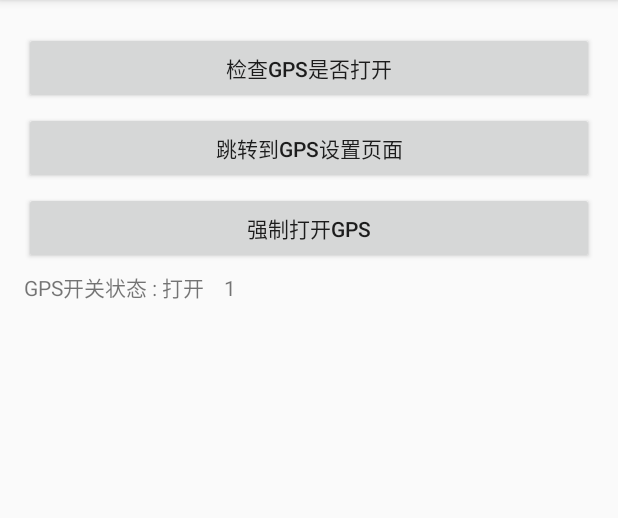
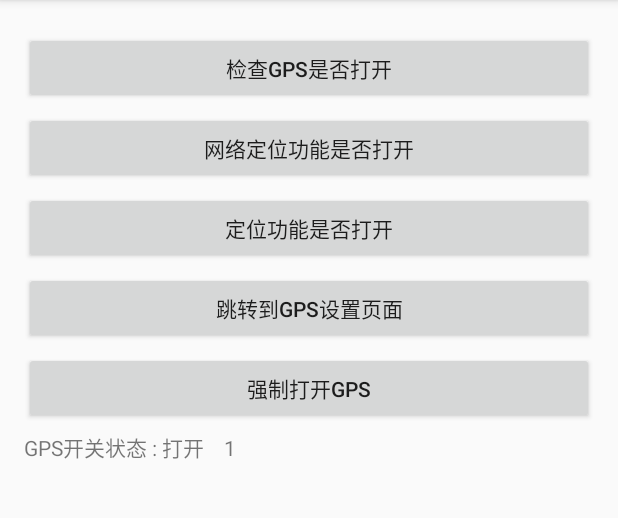
Before and after one commit to yaowen369/Utils, an Android app: the screen it shows after launch (LocationTestActivity), after a tap on "检查GPS是否打开", on a phone screen of 412 x 824 dp, the part 84-602 px from its top. Run offline under Robolectric (Android 15) with nearby library versions, the phone set to English and light mode, and no system bars.

Commit message:
测试javadoc的生成

```diff
--- a/sample/src/main/java/com/yaoxiaowen/android/sample/base/BaseActivity.java
+++ b/sample/src/main/java/com/yaoxiaowen/android/sample/base/BaseActivity.java
@@ -1,6 +1,7 @@
 package com.yaoxiaowen.android.sample.base;
 
 import android.os.Bundle;
+import android.support.annotation.LayoutRes;
 import android.support.v7.app.AppCompatActivity;
 import android.view.View;
 
@@ -16,7 +17,7 @@ public abstract class BaseActivity extends AppCompatActivity implements View.OnC
     }
 
 
-    protected abstract int getLayoutId();
+    protected abstract @LayoutRes  int getLayoutId();
     protected abstract void initData();
     protected abstract void initView();
     protected abstract void initListener();
--- a/sample/src/main/java/com/yaoxiaowen/android/sample/test/LocationTestActivity.java
+++ b/sample/src/main/java/com/yaoxiaowen/android/sample/test/LocationTestActivity.java
@@ -1,13 +1,9 @@
 package com.yaoxiaowen.android.sample.test;
 
 import android.content.Intent;
-import android.support.v7.app.AppCompatActivity;
-import android.os.Bundle;
 import android.view.View;
 
 import com.yaoxiaowen.android.sample.R;
-import com.yaoxiaowen.android.sample.base.BaseActivity;
-import com.yaoxiaowen.android.sample.log.LogUtils;
 import com.yaoxiaowen.utils.Utils_Location;
 
 public class LocationTestActivity extends TestMainActivity {
@@ -19,8 +15,10 @@ public class LocationTestActivity extends TestMainActivity {
     protected void onStart() {
         super.onStart();
         btn1.setText("检查gps是否打开");
-        btn2.setText("跳转到GPS设置页面");
-        btn3.setText("强制打开GPS");
+        btn2.setText("网络定位功能是否打开");
+        btn3.setText("定位功能是否打开");
+        btn4.setText("跳转到GPS设置页面");
+        btn5.setText("强制打开GPS");
     }
 
 
@@ -29,18 +27,23 @@ public class LocationTestActivity extends TestMainActivity {
         operationCount++;
         switch (view.getId()){
             case R.id.testaMainBtn1:
-                String staus = Utils_Location.isGpsOpen(getBaseContext()) ? "打开" : "关闭";
-                tv1.setText("GPS开关状态 : " + staus + "\t" + operationCount);
+                String stausGps = Utils_Location.isGpsEnable(getBaseContext()) ? "打开" : "关闭";
+                tv1.setText("GPS开关状态 : " + stausGps + "\t" + operationCount);
                 break;
             case R.id.testaMainBtn2:
-                Utils_Location.jumpGpsSetting(this, jumpGPSRequestCode);
+                String stausNetWork = Utils_Location.isNetWorkEnable(getBaseContext()) ? "打开" : "关闭";
+                tv1.setText("网络定位状态 : " + stausNetWork + "\t" + operationCount);
                 break;
             case R.id.testaMainBtn3:
+                String stausLocaton = Utils_Location.isLocationEnable(getBaseContext()) ? "打开" : "关闭";
+                tv1.setText("定位功能总体 : " + stausLocaton + "\t" + operationCount);
                 Utils_Location.openGps(getBaseContext());
                 break;
             case R.id.testaMainBtn4:
+                Utils_Location.jumpGpsSetting(this, jumpGPSRequestCode);
                 break;
             case R.id.testaMainBtn5:
+                tv5.setText("设置了强制打开GPS  " + operationCount);
                 break;
         }
     }
--- a/utils/src/main/java/com/yaoxiaowen/utils/Utils_Location.java
+++ b/utils/src/main/java/com/yaoxiaowen/utils/Utils_Location.java
@@ -17,36 +17,68 @@ import java.util.List;
  * YaoWen(43194) create at tongcheng work pc,
  * time:  2017/6/28 19:38  qq:2669932513
  *
- * 关于定位的相关工具类
+ * 关于定位的相关工具类<br/>
+ *
+ * 实现定位的方式有很多,比如卫星定位,（常见的是美国GPS,也有中国北斗,俄罗斯GLONASS,欧洲Galile),
+ * 网络（基站）定位,蓝牙,wifi,ip等都可作为实现手段,具体到手机上来讲,常用的是 GPS定位和网络定位
+ * 所谓AGPS就是通过网络把GPS卫星的星历数据发送到手机上,因为手机接收GPS卫星完整星历较耗时,所以是GPS
+ * 定位的一种辅助手段。
+ *
+ * 而为了实现更好的定位较好,自然是GPS+网络结合起来。
+ *
+ *  为了实现更好的定位,需要以下权限
+ *
+ *  <uses-permission android:name="android.permission.ACCESS_COARSE_LOCATION" />
+ *  <uses-permission android:name="android.permission.ACCESS_FINE_LOCATION" />
+ *  <uses-permission android:name="android.permission.ACCESS_WIFI_STATE" />
+ *  <uses-permission android:name="android.permission.ACCESS_NETWORK_STATE" />
+ *  <uses-permission android:name="android.permission.CHANGE_WIFI_STATE" />
+ ** <uses-permission android:name="android.permission.INTERNET" />
  */
-
 public class Utils_Location {
 
     public static final String TAG = "Utils_Location";
 
     /**
-     * Gps 是否打开
+     * Gps定位服务 是否使能
+     *
+     *
      * @param context
      * @return true:打开状态      false:关闭状态
      */
-    public static boolean isGpsOpen(Context context){
+    public static boolean isGpsEnable(Context context){
+        LocationManager locationManager = (LocationManager)context
+                .getSystemService(Context.LOCATION_SERVICE);
+        return locationManager.isProviderEnabled(LocationManager.GPS_PROVIDER);
+    }
+
+    /**
+     *  网络(基站)定位功能 是否使能
+     * @param context
+     * @return  true: 打开状态   false:关闭状态
+     */
+    public static boolean isNetWorkEnable(Context context){
+        LocationManager locationManager = (LocationManager)context
+                .getSystemService(Context.LOCATION_SERVICE);
+        return locationManager.isProviderEnabled(LocationManager.NETWORK_PROVIDER);
+    }
+
+    /**
+     *  是否存在一种可用的定位手段. 或者说, 定位功能是否可用。
+     * @param context
+     * @return true:定位功能可用   false: 定位功能不可用
+     */
+    public static boolean isLocationEnable(Context context){
         LocationManager locationManager = (LocationManager)context
                 .getSystemService(Context.LOCATION_SERVICE);
         List<String> accessibleProviders = locationManager.getProviders(true);
-
-        boolean gps = locationManager.isProviderEnabled(LocationManager.GPS_PROVIDER);
-        boolean network = locationManager.isProviderEnabled(LocationManager.NETWORK_PROVIDER);
-        boolean isEnable = locationManager.isProviderEnabled(LocationManager.GPS_PROVIDER);
-
-
-        Log.i(TAG, "accessibleProviders=" + accessibleProviders + "\t gps=" + gps +
-                "\t network=" + network + "\t isEnable=" + isEnable);
-
+        Log.i(TAG, "accessibleProviders=" + accessibleProviders);
         return accessibleProviders!=null && accessibleProviders.size()>0;
     }
 
     /**
-     * 跳转到Gps设置页面
+     * 跳转到Gps设置页面,让用户自己打开
+     * Notice: 并不是100%有可供匹配的Activity
      * @param activity
      * @param requsetCode
      */
```
